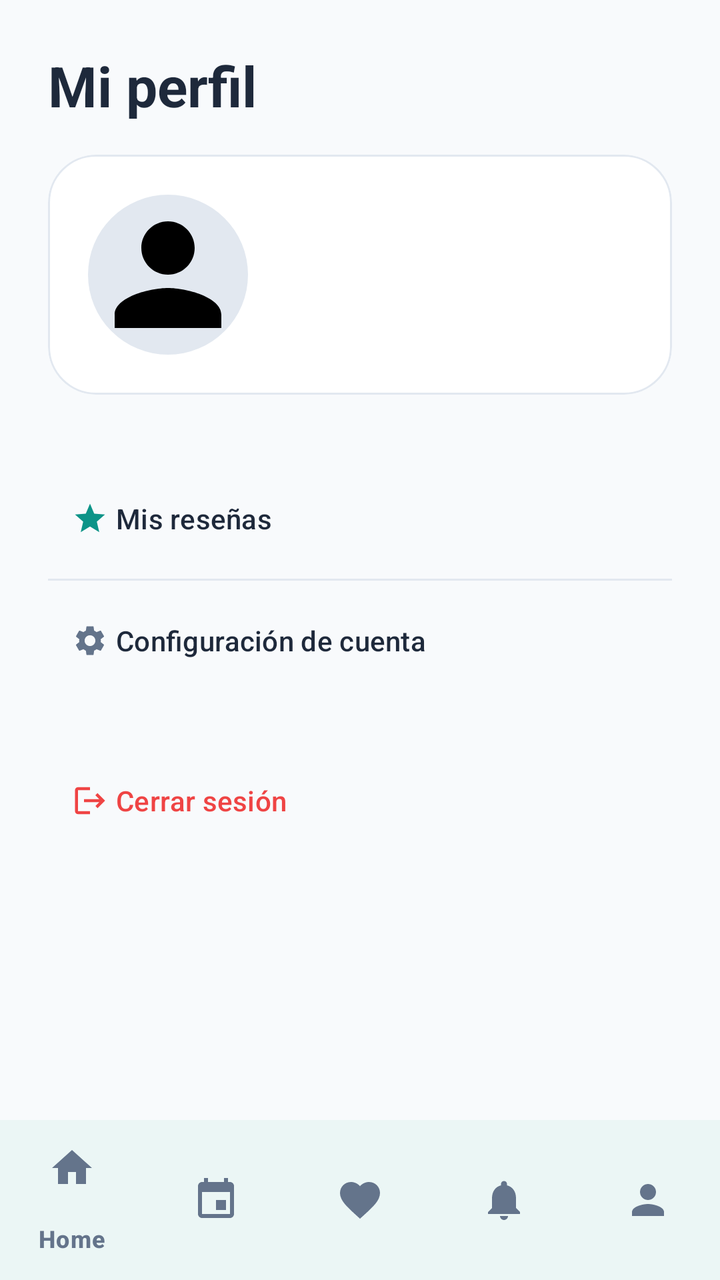
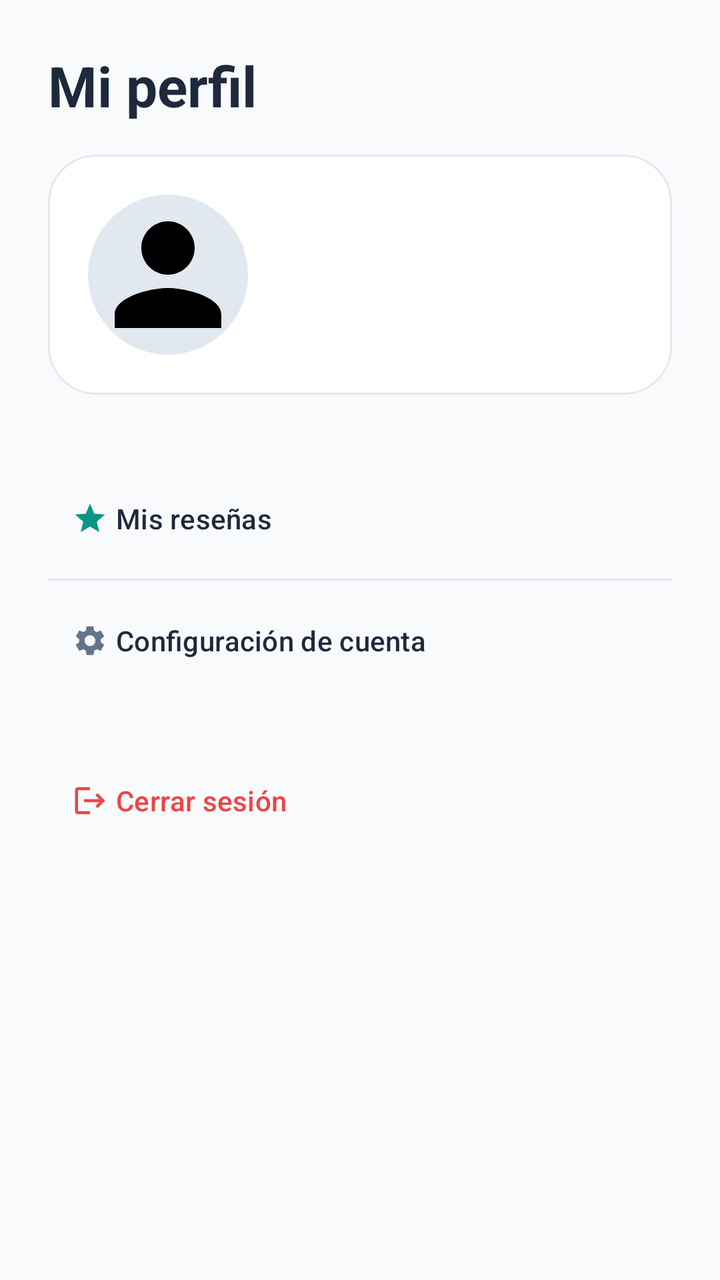

Compare the two renders of this Android layout. The source of the first and the diff that turns it into the second are given below.
<!-- AndroidManifest.xml: application theme Theme.ArmonihzMobile -->
<!-- res/layout/fragment_user_profile.xml -->
<?xml version="1.0" encoding="utf-8"?>
<androidx.constraintlayout.widget.ConstraintLayout
    xmlns:android="http://schemas.android.com/apk/res/android"
    xmlns:app="http://schemas.android.com/apk/res-auto"
    android:id="@+id/main"
    android:layout_width="match_parent"
    android:layout_height="match_parent"
    android:background="@color/md_background">

    <TextView
        android:id="@+id/userTitle"
        android:layout_width="wrap_content"
        android:layout_height="wrap_content"
        android:layout_margin="24dp"
        android:text="Mi perfil"
        android:textSize="28sp"
        android:textStyle="bold"
        android:textColor="@color/md_onSurface"
        app:layout_constraintTop_toTopOf="parent"
        app:layout_constraintStart_toStartOf="parent"/>

    <com.google.android.material.card.MaterialCardView
        android:id="@+id/userCard"
        android:layout_width="match_parent"
        android:layout_height="wrap_content"
        android:layout_marginHorizontal="24dp"
        android:layout_marginTop="16dp"
        app:cardCornerRadius="24dp"
        app:cardElevation="0dp"
        app:cardBackgroundColor="@color/md_surface"
        app:strokeColor="@color/md_outline"
        app:strokeWidth="1dp"
        app:layout_constraintTop_toBottomOf="@id/userTitle">

        <androidx.constraintlayout.widget.ConstraintLayout
            android:layout_width="match_parent"
            android:layout_height="wrap_content"
            android:padding="20dp">

            <com.google.android.material.imageview.ShapeableImageView
                android:id="@+id/profileImage"
                android:layout_width="80dp"
                android:layout_height="80dp"
                android:scaleType="centerCrop"
                android:src="@drawable/ic_user_placeholder"
                android:background="@color/md_outline"
                app:layout_constraintBottom_toBottomOf="parent"
                app:layout_constraintStart_toStartOf="parent"
                app:layout_constraintTop_toTopOf="parent"
                app:shapeAppearanceOverlay="@style/ShapeAppearanceOverlay.App.CornerSize50Percent" />

            <LinearLayout
                android:layout_width="0dp"
                android:layout_height="wrap_content"
                android:orientation="vertical"
                android:layout_marginStart="20dp"
                app:layout_constraintTop_toTopOf="@id/profileImage"
                app:layout_constraintBottom_toBottomOf="@id/profileImage"
                app:layout_constraintStart_toEndOf="@id/profileImage"
                app:layout_constraintEnd_toEndOf="parent">

                <TextView
                    android:id="@+id/etuserName"
                    android:layout_width="wrap_content"
                    android:layout_height="wrap_content"
                    android:text=""
                    android:textSize="20sp"
                    android:textStyle="bold"
                    android:textColor="@color/md_onSurface"/>

                <TextView
                    android:id="@+id/etuserEmail"
                    android:layout_width="wrap_content"
                    android:layout_height="wrap_content"
                    android:text=""
                    android:textSize="14sp"
                    android:textColor="@color/md_onSurfaceVariant"/>

                <TextView
                    android:id="@+id/tvUserPhone"
                    android:layout_width="wrap_content"
                    android:layout_height="wrap_content"
                    android:text=""
                    android:textSize="14sp"
                    android:layout_marginTop="2dp"
                    android:textColor="@color/md_onSurfaceVariant"/>

            </LinearLayout>

        </androidx.constraintlayout.widget.ConstraintLayout>
    </com.google.android.material.card.MaterialCardView>

    <LinearLayout
        android:layout_width="match_parent"
        android:layout_height="0dp"
        android:orientation="vertical"
        android:layout_marginTop="32dp"
        android:paddingHorizontal="24dp"
        app:layout_constraintTop_toBottomOf="@id/userCard"
        app:layout_constraintBottom_toTopOf="@id/bottomNavigation">

        <com.google.android.material.button.MaterialButton
            android:id="@+id/btnMyReviews"
            style="@style/Widget.Material3.Button.TextButton"
            android:layout_width="match_parent"
            android:layout_height="60dp"
            android:text="Mis reseñas"
            android:textAlignment="viewStart"
            android:textColor="@color/md_onSurface"
            app:icon="@drawable/ic_star"
            app:iconTint="@color/md_primary"/>

        <View
            android:layout_width="match_parent"
            android:layout_height="1dp"
            android:background="@color/md_outline"/>

        <com.google.android.material.button.MaterialButton
            android:id="@+id/btnSettings"
            style="@style/Widget.Material3.Button.TextButton"
            android:layout_width="match_parent"
            android:layout_height="60dp"
            android:text="Configuración de cuenta"
            android:textAlignment="viewStart"
            android:textColor="@color/md_onSurface"
            app:icon="@drawable/ic_settings"
            app:iconTint="@color/md_onSurfaceVariant"/>

        <com.google.android.material.button.MaterialButton
            android:id="@+id/btnLogout"
            style="@style/Widget.Material3.Button.TextButton"
            android:layout_width="match_parent"
            android:layout_height="60dp"
            android:layout_marginTop="20dp"
            android:textAlignment="viewStart"
            android:text="Cerrar sesión"
            android:textColor="@color/md_error"
            app:icon="@drawable/ic_logout"
            app:iconTint="@color/md_error"/>

    </LinearLayout>

    <com.google.android.material.bottomnavigation.BottomNavigationView
        android:id="@+id/bottomNavigation"
        android:layout_width="match_parent"
        android:layout_height="wrap_content"
        android:background="@color/md_surface"
        app:itemIconTint="@color/md_onSurfaceVariant"
        app:itemTextColor="@color/md_onSurfaceVariant"
        app:layout_constraintBottom_toBottomOf="parent"
        app:layout_constraintEnd_toEndOf="parent"
        app:layout_constraintStart_toStartOf="parent"
        app:menu="@menu/bottom_nav_menu" />

</androidx.constraintlayout.widget.ConstraintLayout>
<!-- resources referenced by this layout -->
<resources>
  <color name="md_background">#F8FAFC</color>
  <color name="md_error">#EF4444</color>
  <color name="md_onSurface">#1E293B</color>
  <color name="md_onSurfaceVariant">#64748B</color>
  <color name="md_outline">#E2E8F0</color>
  <color name="md_primary">#0D9488</color>
  <color name="md_surface">#FFFFFF</color>
  <!-- drawable ic_logout (drawable) -->
  <vector xmlns:android="http://schemas.android.com/apk/res/android" android:autoMirrored="true" android:height="24dp" android:tint="#000000" android:viewportHeight="24" android:viewportWidth="24" android:width="24dp">
        
      <path android:fillColor="@android:color/white" android:pathData="M17,7l-1.41,1.41L18.17,11H8v2h10.17l-2.58,2.58L17,17l5,-5zM4,5h8V3H4c-1.1,0 -2,0.9 -2,2v14c0,1.1 0.9,2 2,2h8v-2H4V5z"/>
      
  </vector>
  <!-- drawable ic_settings (drawable) -->
  <vector xmlns:android="http://schemas.android.com/apk/res/android" android:height="24dp" android:tint="#000000" android:viewportHeight="24" android:viewportWidth="24" android:width="24dp">
        
      <path android:fillColor="@android:color/white" android:pathData="M19.14,12.94c0.04,-0.3 0.06,-0.61 0.06,-0.94c0,-0.32 -0.02,-0.64 -0.07,-0.94l2.03,-1.58c0.18,-0.14 0.23,-0.41 0.12,-0.61l-1.92,-3.32c-0.12,-0.22 -0.37,-0.29 -0.59,-0.22l-2.39,0.96c-0.5,-0.38 -1.03,-0.7 -1.62,-0.94L14.4,2.81c-0.04,-0.24 -0.24,-0.41 -0.48,-0.41h-3.84c-0.24,0 -0.43,0.17 -0.47,0.41L9.25,5.35C8.66,5.59 8.12,5.92 7.63,6.29L5.24,5.33c-0.22,-0.08 -0.47,0 -0.59,0.22L2.74,8.87C2.62,9.08 2.66,9.34 2.86,9.48l2.03,1.58C4.84,11.36 4.8,11.69 4.8,12s0.02,0.64 0.07,0.94l-2.03,1.58c-0.18,0.14 -0.23,0.41 -0.12,0.61l1.92,3.32c0.12,0.22 0.37,0.29 0.59,0.22l2.39,-0.96c0.5,0.38 1.03,0.7 1.62,0.94l0.36,2.54c0.05,0.24 0.24,0.41 0.48,0.41h3.84c0.24,0 0.44,-0.17 0.47,-0.41l0.36,-2.54c0.59,-0.24 1.13,-0.56 1.62,-0.94l2.39,0.96c0.22,0.08 0.47,0 0.59,-0.22l1.92,-3.32c0.12,-0.22 0.07,-0.47 -0.12,-0.61L19.14,12.94zM12,15.6c-1.98,0 -3.6,-1.62 -3.6,-3.6s1.62,-3.6 3.6,-3.6s3.6,1.62 3.6,3.6S13.98,15.6 12,15.6z"/>
      
  </vector>
  <!-- drawable ic_star (drawable) -->
  <vector xmlns:android="http://schemas.android.com/apk/res/android" android:height="24dp" android:tint="#000000" android:viewportHeight="24" android:viewportWidth="24" android:width="24dp">
        
      <path android:fillColor="@android:color/white" android:pathData="M12,17.27L18.18,21l-1.64,-7.03L22,9.24l-7.19,-0.61L12,2 9.19,8.63 2,9.24l5.46,4.73L5.82,21z"/>
      
  </vector>
  <!-- drawable ic_user_placeholder (drawable) -->
  <vector xmlns:android="http://schemas.android.com/apk/res/android" android:height="24dp" android:tint="#000000" android:viewportHeight="24" android:viewportWidth="24" android:width="24dp">
        
      <path android:fillColor="@android:color/white" android:pathData="M12,12c2.21,0 4,-1.79 4,-4s-1.79,-4 -4,-4 -4,1.79 -4,4 1.79,4 4,4zM12,14c-2.67,0 -8,1.34 -8,4v2h16v-2c0,-2.66 -5.33,-4 -8,-4z"/>
      
  </vector>
  <style name="ShapeAppearanceOverlay.App.CornerSize50Percent" parent="">
          <item name="cornerSize">50%</item>
      </style>
  <style name="Theme.ArmonihzMobile" parent="Base.Theme.ArmonihzMobile" />
  <style name="Base.Theme.ArmonihzMobile" parent="Theme.Material3.DayNight.NoActionBar">
  
          
          <item name="colorPrimary">@color/md_primary</item>
          <item name="colorOnPrimary">@color/md_onPrimary</item>
  
          
          <item name="android:colorBackground">@color/md_background</item>
  
          
          <item name="colorSurface">@color/md_surface</item>
          <item name="colorOnSurface">@color/md_onSurface</item>
          <item name="colorOnSurfaceVariant">@color/md_onSurfaceVariant</item>
  
          
          <item name="colorOutline">@color/md_outline</item>
  
          
          <item name="colorError">@color/md_error</item>
  
          
          <item name="colorControlActivated">@color/md_primary</item>
  
      </style>
  <color name="md_onPrimary">#FFFFFF</color>
</resources>

<!-- the commit's change to res/layout/fragment_user_profile.xml (unified diff, before → after) -->
@@ -140,16 +140,6 @@
 
     </LinearLayout>
 
-    <com.google.android.material.bottomnavigation.BottomNavigationView
-        android:id="@+id/bottomNavigation"
-        android:layout_width="match_parent"
-        android:layout_height="wrap_content"
-        android:background="@color/md_surface"
-        app:itemIconTint="@color/md_onSurfaceVariant"
-        app:itemTextColor="@color/md_onSurfaceVariant"
-        app:layout_constraintBottom_toBottomOf="parent"
-        app:layout_constraintEnd_toEndOf="parent"
-        app:layout_constraintStart_toStartOf="parent"
-        app:menu="@menu/bottom_nav_menu" />
+
 
 </androidx.constraintlayout.widget.ConstraintLayout>
